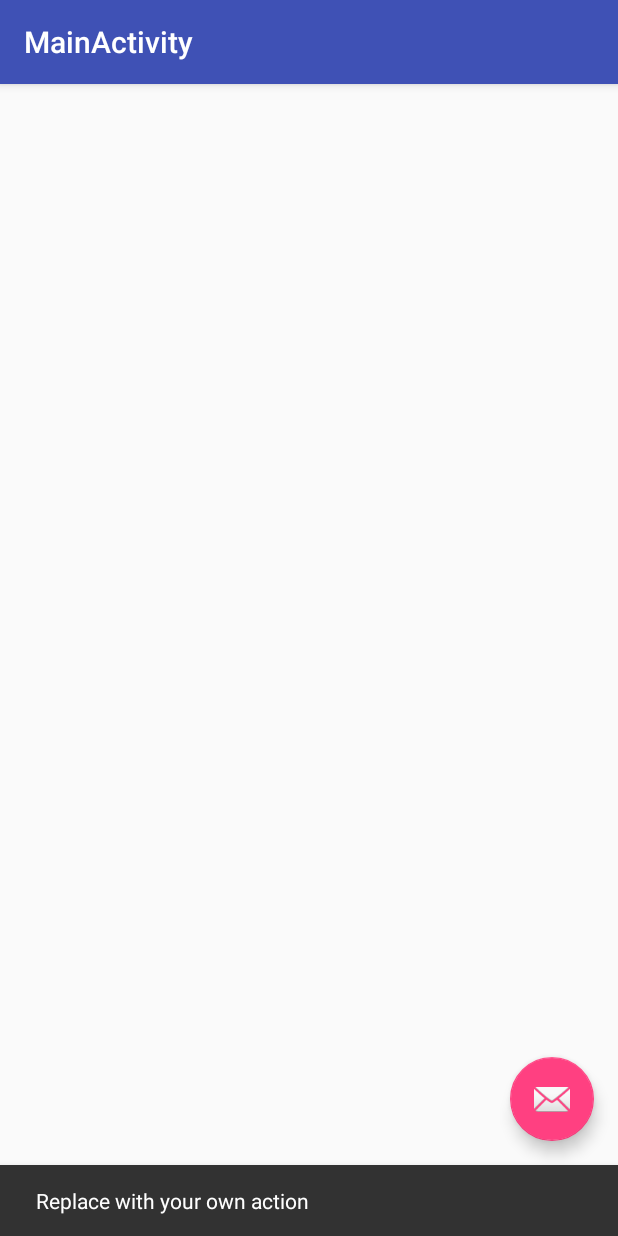
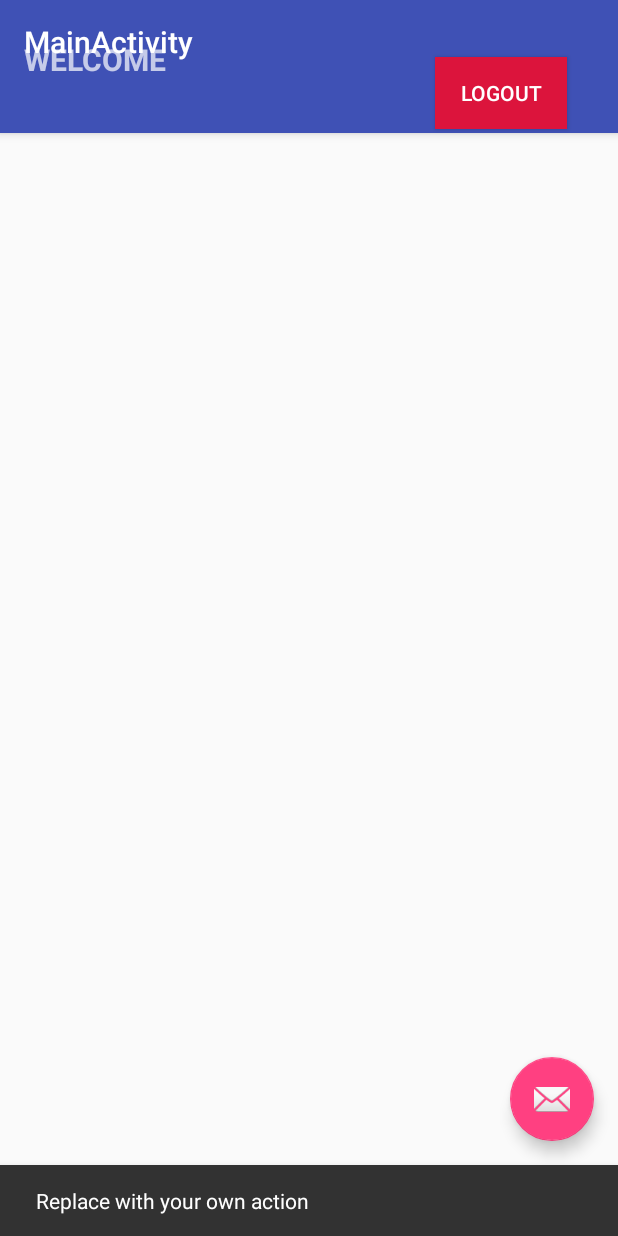
Before and after one commit to Theonlysmartboy/StaffAttendanceManager, an Android app: the MainActivity screen opened directly, with no data from a screen before it, after a tap on an icon or button, on a phone screen of 412 x 824 dp. Run offline under Robolectric (Android 15) with nearby library versions, the phone set to English and light mode, and no system bars.

Commit message:
Completed the main form interface design

```diff
--- a/app/src/main/res/layout/activity_main.xml
+++ b/app/src/main/res/layout/activity_main.xml
@@ -5,6 +5,16 @@
     android:layout_width="match_parent"
     android:layout_height="match_parent"
     tools:context="com.otema.staffattendancemanager.MainActivity">
+
+    <include layout="@layout/content_main" />
+
+    <android.support.design.widget.FloatingActionButton
+        android:id="@+id/fab"
+        android:layout_width="wrap_content"
+        android:layout_height="wrap_content"
+        android:layout_gravity="bottom|end"
+        android:layout_margin="@dimen/fab_margin"
+        app:srcCompat="@android:drawable/ic_dialog_email" />
 
     <android.support.design.widget.AppBarLayout
         android:layout_width="match_parent"
@@ -16,18 +26,25 @@
             android:layout_width="match_parent"
             android:layout_height="?attr/actionBarSize"
             android:background="?attr/colorPrimary"
-            app:popupTheme="@style/AppTheme.PopupOverlay"/>
+            app:popupTheme="@style/AppTheme.PopupOverlay" />
+                   <TextView
+                android:layout_width="wrap_content"
+                android:layout_height="wrap_content"
+                android:text="@string/welcome"
+                android:layout_marginTop="-30dp"
+                       android:layout_marginStart="16dp"
+                android:textSize="20sp"
+                android:textStyle="bold"/>
+        <Button
+            android:id="@+id/button"
+            android:layout_width="wrap_content"
+            android:layout_height="wrap_content"
+            android:layout_marginTop="-15dp"
+            android:layout_marginStart="290dp"
+            android:layout_weight="1"
+            android:background="@color/colorLogoutBtn"
+            android:text="@string/logout" />
 
     </android.support.design.widget.AppBarLayout>
 
-    <include layout="@layout/content_main" />
-
-    <android.support.design.widget.FloatingActionButton
-        android:id="@+id/fab"
-        android:layout_width="wrap_content"
-        android:layout_height="wrap_content"
-        android:layout_gravity="bottom|end"
-        android:layout_margin="@dimen/fab_margin"
-        app:srcCompat="@android:drawable/ic_dialog_email" />
-
 </android.support.design.widget.CoordinatorLayout>
--- a/app/src/main/res/layout/content_main.xml
+++ b/app/src/main/res/layout/content_main.xml
@@ -8,4 +8,5 @@
     tools:context="com.otema.staffattendancemanager.MainActivity"
     tools:showIn="@layout/activity_main">
 
+
 </android.support.constraint.ConstraintLayout>
--- a/app/src/main/res/values/colors.xml
+++ b/app/src/main/res/values/colors.xml
@@ -4,4 +4,5 @@
     <color name="colorPrimaryDark">#303F9F</color>
     <color name="colorAccent">#FF4081</color>
     <color name="white">#FFFFFF</color>
+    <color name="colorLogoutBtn">#DC143C</color>
 </resources>
--- a/app/src/main/res/values/strings.xml
+++ b/app/src/main/res/values/strings.xml
@@ -6,4 +6,5 @@
     <string name="sign_up">Sign Up</string>
     <string name="welcome">WELCOME</string>
     <string name="title_activity_main">MainActivity</string>
+    <string name="logout">Logout</string>
 </resources>
```
